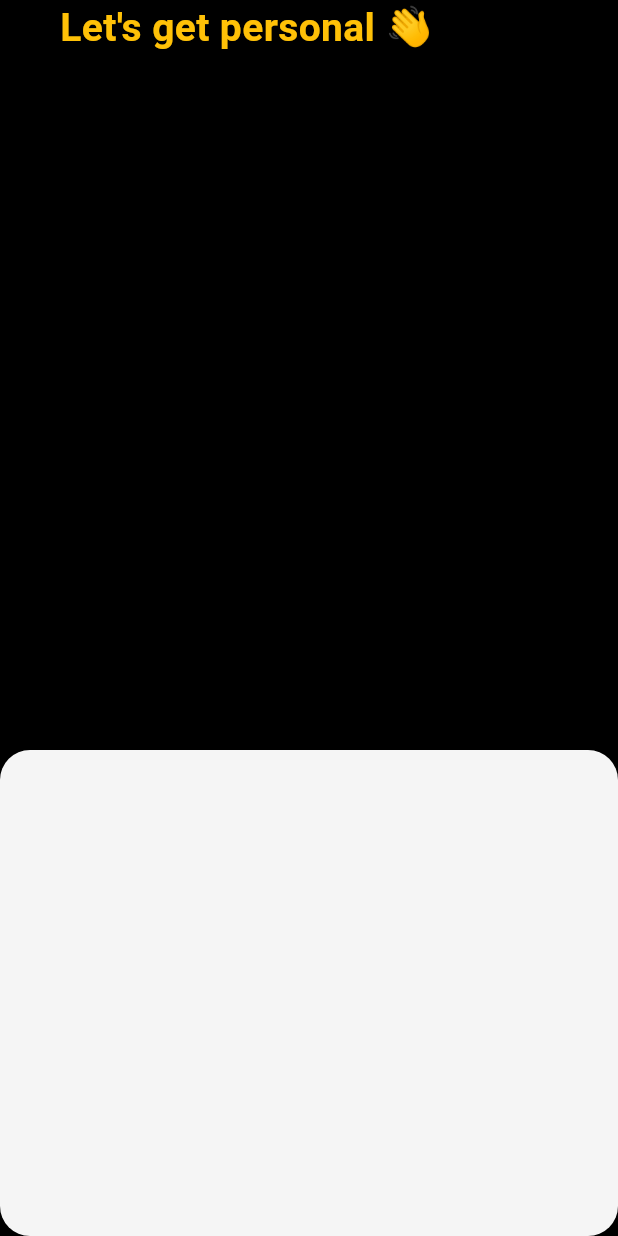
After one commit to MridulSharma2552007/koru-, a Flutter app: the Infoscreen screen opened directly, on a phone screen of 412 x 824 dp. The commit adds this screen. Run offline on Flutter 3.47's test engine with Material 3 defaults, Android fonts, the phone set to English and light mode, and no system bars.

Commit message:
infopage created and edited

```diff
--- /dev/null
+++ b/lib/infoscreen/infoscreen.dart
@@ -0,0 +1,46 @@
+import 'package:flutter/material.dart';
+import 'package:koru/Colors/app_colors.dart';
+
+class Infoscreen extends StatelessWidget {
+  const Infoscreen({super.key});
+
+  @override
+  Widget build(BuildContext context) {
+    return Scaffold(
+      backgroundColor: AppColors.primaryColor,
+      body: SafeArea(
+        child: Column(
+          children: [
+            SizedBox(
+              height: 500,
+              child: Column(
+                crossAxisAlignment: CrossAxisAlignment.stretch,
+                children: [
+                  Padding(
+                    padding: const EdgeInsets.symmetric(horizontal: 40),
+                    child: Text(
+                      "Let's get personal 👋",
+                      style: TextStyle(
+                        fontSize: 26,
+                        fontWeight: FontWeight.bold,
+                        color: Colors.amber,
+                      ),
+                    ),
+                  ),
+                ],
+              ),
+            ),
+            Expanded(
+              child: Container(
+                decoration: BoxDecoration(
+                  color: AppColors.backgroundColor,
+                  borderRadius: BorderRadius.circular(20),
+                ),
+              ),
+            ),
+          ],
+        ),
+      ),
+    );
+  }
+}
--- a/lib/pageview/page_three.dart
+++ b/lib/pageview/page_three.dart
@@ -1,6 +1,7 @@
 import 'package:flutter/material.dart';
 import 'package:koru/Colors/app_colors.dart';
 import 'package:koru/appscreens/home.dart';
+import 'package:koru/infoscreen/infoscreen.dart';
 
 class PageThree extends StatefulWidget {
   final PageController controller;
@@ -96,7 +97,7 @@ class _PageThreeState extends State<PageThree> {
                             Navigator.pushReplacement(
                               context,
                               MaterialPageRoute(
-                                builder: (context) => const Home(),
+                                builder: (context) => const Infoscreen(),
                               ),
                             );
                           });
```
Also changed, not shown: assets/Microanimations/info.gif (added), lib/appscreens/home.dart (line endings or trailing spaces).
